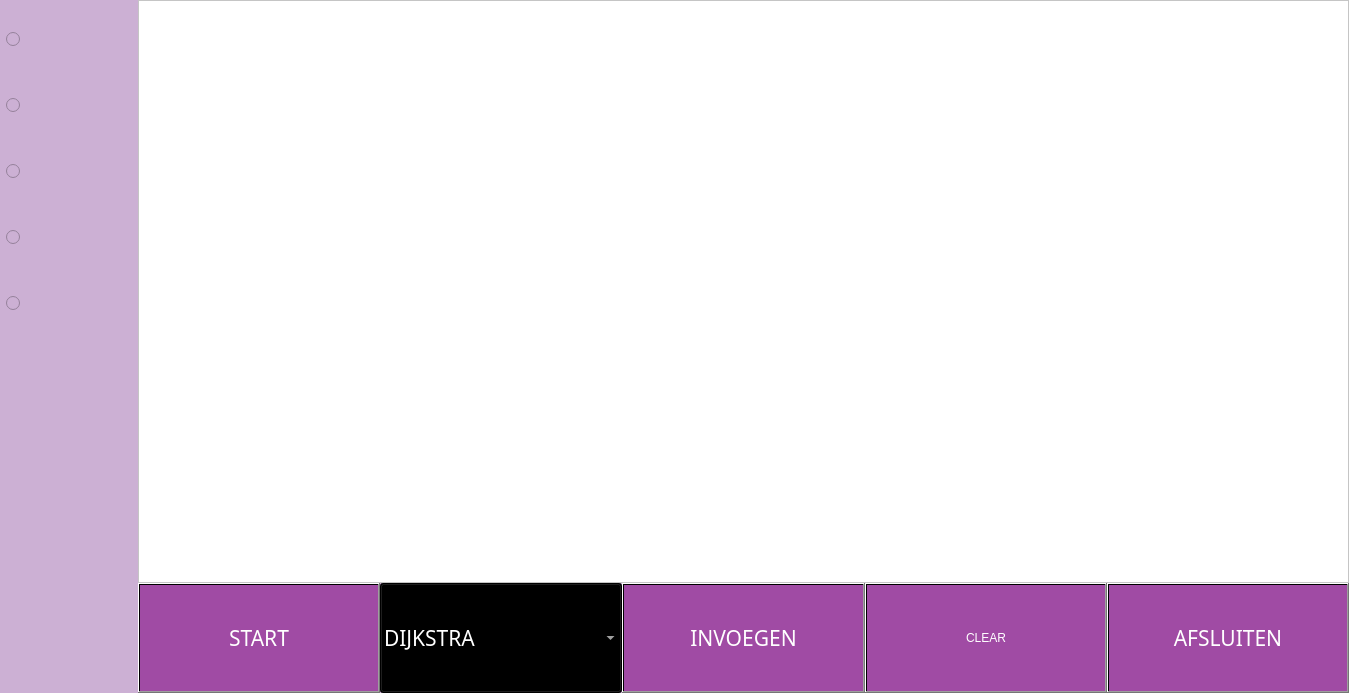
Old version of the form mainwindow.ui in the repository MartijnPost/Groepje9.
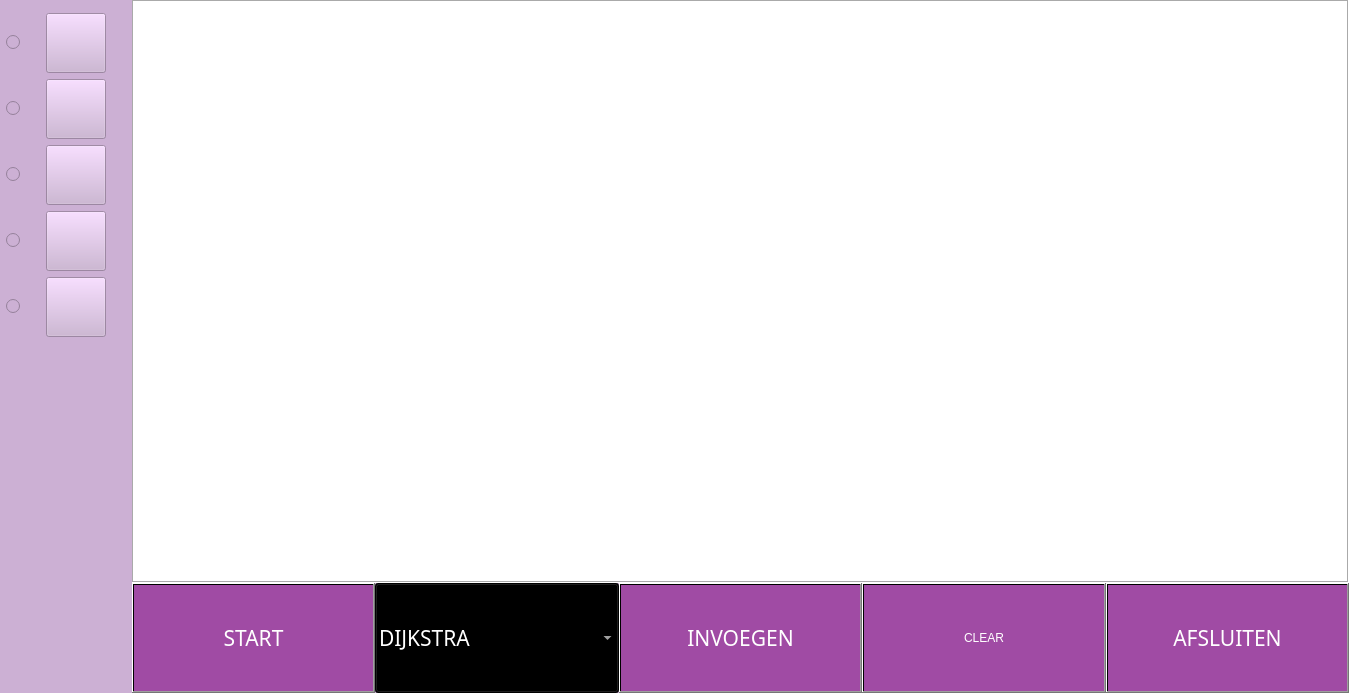
New version of the form. Icons and pictures are not drawn.

Patch:
```diff
--- a/mainwindow.ui
+++ b/mainwindow.ui
@@ -48,7 +48,7 @@
           <property name="sizeHint" stdset="0">
            <size>
             <width>20</width>
-            <height>10</height>
+            <height>13</height>
            </size>
           </property>
          </spacer>
@@ -74,13 +74,7 @@
            </widget>
           </item>
           <item>
-           <widget class="QLabel" name="label">
-            <property name="sizePolicy">
-             <sizepolicy hsizetype="Fixed" vsizetype="Fixed">
-              <horstretch>0</horstretch>
-              <verstretch>0</verstretch>
-             </sizepolicy>
-            </property>
+           <widget class="QPushButton" name="KnoopButton">
             <property name="minimumSize">
              <size>
               <width>60</width>
@@ -93,26 +87,42 @@
               <height>60</height>
              </size>
             </property>
-            <property name="baseSize">
-             <size>
-              <width>0</width>
-              <height>0</height>
-             </size>
-            </property>
-            <property name="mouseTracking">
-             <bool>false</bool>
+            <property name="styleSheet">
+             <string notr="true">border-image:url(knoop.png);</string>
             </property>
             <property name="text">
              <string/>
             </property>
-            <property name="pixmap">
-             <pixmap>knoop.png</pixmap>
+            <property name="iconSize">
+             <size>
+              <width>32</width>
+              <height>32</height>
+             </size>
             </property>
-            <property name="scaledContents">
-             <bool>true</bool>
+            <property name="checkable">
+             <bool>false</bool>
+            </property>
+            <property name="autoRepeat">
+             <bool>false</bool>
             </property>
            </widget>
           </item>
+          <item>
+           <spacer name="horizontalSpacer_2">
+            <property name="orientation">
+             <enum>Qt::Horizontal</enum>
+            </property>
+            <property name="sizeType">
+             <enum>QSizePolicy::Fixed</enum>
+            </property>
+            <property name="sizeHint" stdset="0">
+             <size>
+              <width>20</width>
+              <height>20</height>
+             </size>
+            </property>
+           </spacer>
+          </item>
          </layout>
         </item>
         <item>
@@ -136,13 +146,7 @@
            </widget>
           </item>
           <item>
-           <widget class="QLabel" name="label_2">
-            <property name="sizePolicy">
-             <sizepolicy hsizetype="Fixed" vsizetype="Fixed">
-              <horstretch>0</horstretch>
-              <verstretch>0</verstretch>
-             </sizepolicy>
-            </property>
+           <widget class="QPushButton" name="StartKnoopButton">
             <property name="minimumSize">
              <size>
               <width>60</width>
@@ -155,17 +159,30 @@
               <height>60</height>
              </size>
             </property>
+            <property name="styleSheet">
+             <string notr="true">border-image:url(startknoop.png);</string>
+            </property>
             <property name="text">
              <string/>
             </property>
-            <property name="pixmap">
-             <pixmap>startknoop.png</pixmap>
-            </property>
-            <property name="scaledContents">
-             <bool>true</bool>
-            </property>
            </widget>
           </item>
+          <item>
+           <spacer name="horizontalSpacer_3">
+            <property name="orientation">
+             <enum>Qt::Horizontal</enum>
+            </property>
+            <property name="sizeType">
+             <enum>QSizePolicy::Fixed</enum>
+            </property>
+            <property name="sizeHint" stdset="0">
+             <size>
+              <width>20</width>
+              <height>20</height>
+             </size>
+            </property>
+           </spacer>
+          </item>
          </layout>
         </item>
         <item>
@@ -189,13 +206,7 @@
            </widget>
           </item>
           <item>
-           <widget class="QLabel" name="label_3">
-            <property name="sizePolicy">
-             <sizepolicy hsizetype="Fixed" vsizetype="Fixed">
-              <horstretch>0</horstretch>
-              <verstretch>0</verstretch>
-             </sizepolicy>
-            </property>
+           <widget class="QPushButton" name="EindKnoopButton">
             <property name="minimumSize">
              <size>
               <width>60</width>
@@ -208,17 +219,30 @@
               <height>60</height>
              </size>
             </property>
+            <property name="styleSheet">
+             <string notr="true">border-image:url(eindknoop.png);</string>
+            </property>
             <property name="text">
              <string/>
             </property>
-            <property name="pixmap">
-             <pixmap>eindknoop.png</pixmap>
-            </property>
-            <property name="scaledContents">
-             <bool>true</bool>
-            </property>
            </widget>
           </item>
+          <item>
+           <spacer name="horizontalSpacer_4">
+            <property name="orientation">
+             <enum>Qt::Horizontal</enum>
+            </property>
+            <property name="sizeType">
+             <enum>QSizePolicy::Fixed</enum>
+            </property>
+            <property name="sizeHint" stdset="0">
+             <size>
+              <width>20</width>
+              <height>20</height>
+             </size>
+            </property>
+           </spacer>
+          </item>
          </layout>
         </item>
         <item>
@@ -242,13 +266,7 @@
            </widget>
           </item>
           <item>
-           <widget class="QLabel" name="label_4">
-            <property name="sizePolicy">
-             <sizepolicy hsizetype="Fixed" vsizetype="Fixed">
-              <horstretch>0</horstretch>
-              <verstretch>0</verstretch>
-             </sizepolicy>
-            </property>
+           <widget class="QPushButton" name="OngerichteTakButton">
             <property name="minimumSize">
              <size>
               <width>60</width>
@@ -261,17 +279,30 @@
               <height>60</height>
              </size>
             </property>
+            <property name="styleSheet">
+             <string notr="true">border-image:url(gerichtepijll.png);</string>
+            </property>
             <property name="text">
              <string/>
             </property>
-            <property name="pixmap">
-             <pixmap>gerichtepijll.png</pixmap>
-            </property>
-            <property name="scaledContents">
-             <bool>true</bool>
-            </property>
            </widget>
           </item>
+          <item>
+           <spacer name="horizontalSpacer_5">
+            <property name="orientation">
+             <enum>Qt::Horizontal</enum>
+            </property>
+            <property name="sizeType">
+             <enum>QSizePolicy::Fixed</enum>
+            </property>
+            <property name="sizeHint" stdset="0">
+             <size>
+              <width>20</width>
+              <height>20</height>
+             </size>
+            </property>
+           </spacer>
+          </item>
          </layout>
         </item>
         <item>
@@ -295,13 +326,7 @@
            </widget>
           </item>
           <item>
-           <widget class="QLabel" name="label_5">
-            <property name="sizePolicy">
-             <sizepolicy hsizetype="Fixed" vsizetype="Fixed">
-              <horstretch>0</horstretch>
-              <verstretch>0</verstretch>
-             </sizepolicy>
-            </property>
+           <widget class="QPushButton" name="GerichteTakButton">
             <property name="minimumSize">
              <size>
               <width>60</width>
@@ -314,17 +339,30 @@
               <height>60</height>
              </size>
             </property>
+            <property name="styleSheet">
+             <string notr="true">border-image:url(gerichtpijl.png);</string>
+            </property>
             <property name="text">
              <string/>
             </property>
-            <property name="pixmap">
-             <pixmap>gerichtpijl.png</pixmap>
-            </property>
-            <property name="scaledContents">
-             <bool>true</bool>
-            </property>
            </widget>
           </item>
+          <item>
+           <spacer name="horizontalSpacer_6">
+            <property name="orientation">
+             <enum>Qt::Horizontal</enum>
+            </property>
+            <property name="sizeType">
+             <enum>QSizePolicy::Fixed</enum>
+            </property>
+            <property name="sizeHint" stdset="0">
+             <size>
+              <width>20</width>
+              <height>20</height>
+             </size>
+            </property>
+           </spacer>
+          </item>
          </layout>
         </item>
         <item>
@@ -340,24 +378,55 @@
           </property>
          </spacer>
         </item>
+        <item>
+         <widget class="QLabel" name="label_6">
+          <property name="sizePolicy">
+           <sizepolicy hsizetype="Fixed" vsizetype="Fixed">
+            <horstretch>0</horstretch>
+            <verstretch>0</verstretch>
+           </sizepolicy>
+          </property>
+          <property name="minimumSize">
+           <size>
+            <width>120</width>
+            <height>75</height>
+           </size>
+          </property>
+          <property name="maximumSize">
+           <size>
+            <width>50</width>
+            <height>50</height>
+           </size>
+          </property>
+          <property name="text">
+           <string/>
+          </property>
+          <property name="pixmap">
+           <pixmap>Logo.png</pixmap>
+          </property>
+          <property name="scaledContents">
+           <bool>true</bool>
+          </property>
+         </widget>
+        </item>
+        <item>
+         <spacer name="verticalSpacer_3">
+          <property name="orientation">
+           <enum>Qt::Vertical</enum>
+          </property>
+          <property name="sizeType">
+           <enum>QSizePolicy::Fixed</enum>
+          </property>
+          <property name="sizeHint" stdset="0">
+           <size>
+            <width>20</width>
+            <height>28</height>
+           </size>
+          </property>
+         </spacer>
+        </item>
        </layout>
       </item>
-      <item>
-       <spacer name="horizontalSpacer">
-        <property name="orientation">
-         <enum>Qt::Horizontal</enum>
-        </property>
-        <property name="sizeType">
-         <enum>QSizePolicy::Fixed</enum>
-        </property>
-        <property name="sizeHint" stdset="0">
-         <size>
-          <width>40</width>
-          <height>20</height>
-         </size>
-        </property>
-       </spacer>
-      </item>
       <item>
        <layout class="QVBoxLayout" name="verticalLayout">
         <property name="spacing">
@@ -380,6 +449,12 @@
           <property name="styleSheet">
            <string notr="true">background-color: rgb(255, 255, 255);</string>
           </property>
+          <property name="frameShape">
+           <enum>QFrame::Box</enum>
+          </property>
+          <property name="frameShadow">
+           <enum>QFrame::Sunken</enum>
+          </property>
          </widget>
         </item>
         <item>
```
